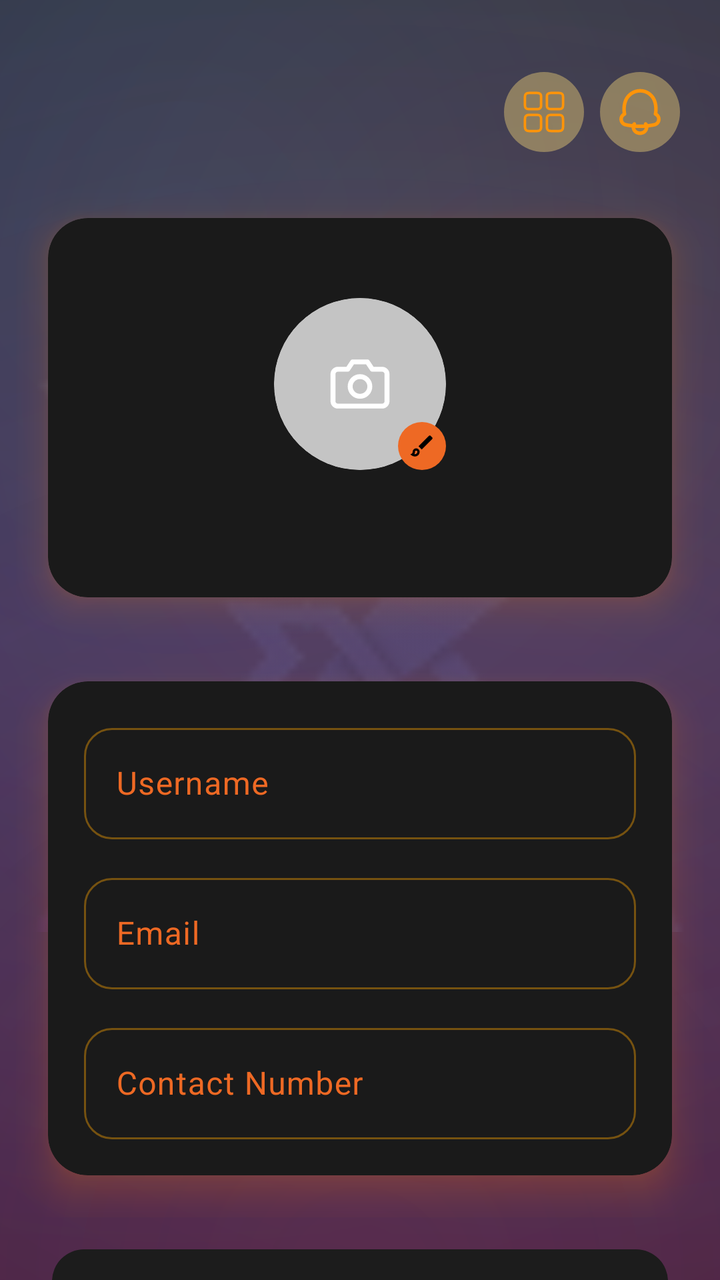
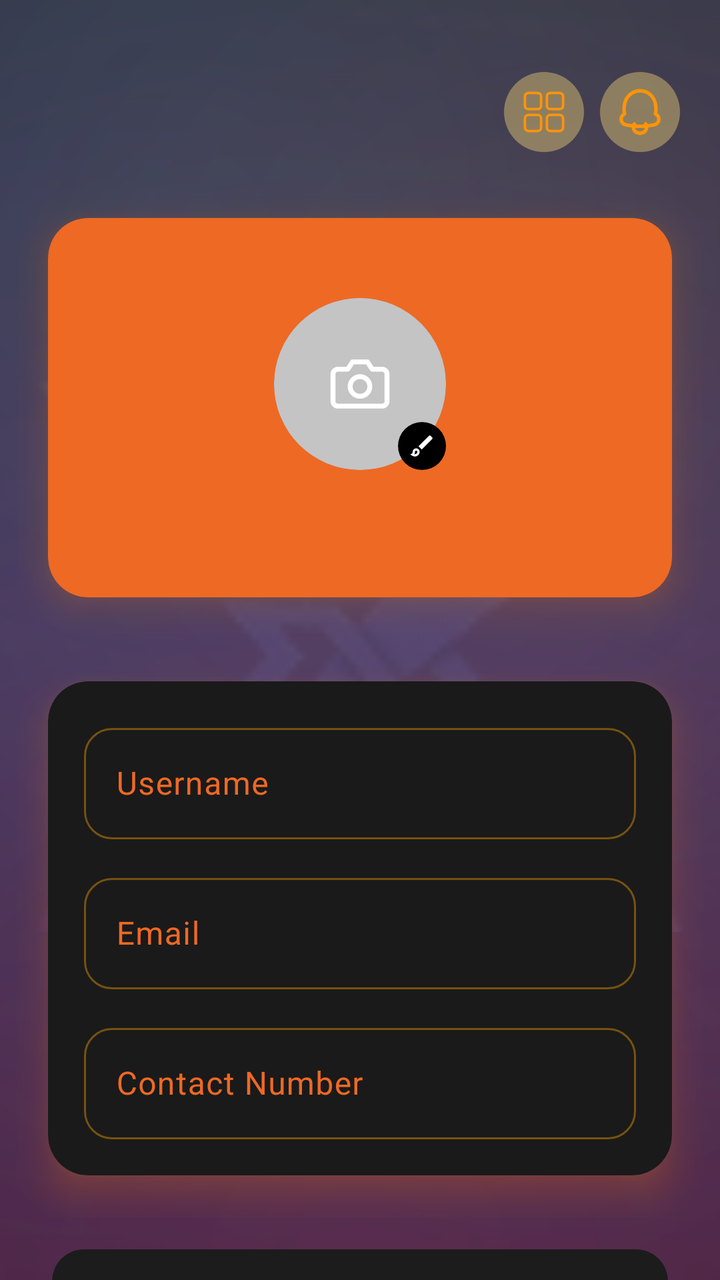

Screens rendered from an Android XML layout before and after an edit, with the pre-edit source and the edit as a unified diff.
<!-- AndroidManifest.xml: application theme Theme.Bitbloom -->
<!-- res/layout/fragment_profile.xml -->
<?xml version="1.0" encoding="utf-8"?>
<androidx.coordinatorlayout.widget.CoordinatorLayout xmlns:android="http://schemas.android.com/apk/res/android"
    xmlns:app="http://schemas.android.com/apk/res-auto"
    android:id="@+id/root"
    android:layout_width="match_parent"
    android:layout_height="match_parent"
    android:background="@drawable/bg_mxg_deposit_gradient">

    <androidx.core.widget.NestedScrollView
        android:id="@+id/scrollContainer"
        android:layout_width="match_parent"
        android:layout_height="match_parent"
        android:fillViewport="true"
        android:scrollbars="none">

        <androidx.constraintlayout.widget.ConstraintLayout
            android:layout_width="match_parent"
            android:layout_height="wrap_content"
            android:paddingTop="24dp"
            android:paddingBottom="24dp">

            
            <androidx.constraintlayout.widget.Guideline
                android:id="@+id/gStart"
                android:layout_width="wrap_content"
                android:layout_height="wrap_content"
                android:orientation="vertical"
                app:layout_constraintGuide_begin="8dp" />

            <androidx.constraintlayout.widget.Guideline
                android:id="@+id/gEnd"
                android:layout_width="wrap_content"
                android:layout_height="wrap_content"
                android:orientation="vertical"
                app:layout_constraintGuide_end="8dp" />

            
            <ImageView
                android:id="@+id/watermark"
                android:layout_width="0dp"
                android:layout_height="560dp"
                android:alpha="0.10"
                android:src="@drawable/logo"
                android:padding="8dp"
                app:layout_constraintEnd_toEndOf="@id/gEnd"
                app:layout_constraintStart_toStartOf="@id/gStart"
                app:layout_constraintTop_toTopOf="parent" />

            
            <androidx.constraintlayout.widget.ConstraintLayout
                android:id="@+id/topbar"
                android:layout_width="0dp"
                android:layout_height="64dp"
                android:paddingEnd="12dp"
                app:layout_constraintEnd_toEndOf="@id/gEnd"
                app:layout_constraintStart_toStartOf="@id/gStart"
                app:layout_constraintTop_toTopOf="parent">

                <LinearLayout
                    android:id="@+id/actionsRight"
                    android:layout_width="wrap_content"
                    android:layout_height="wrap_content"
                    android:orientation="horizontal"
                    app:layout_constraintBottom_toBottomOf="parent"
                    app:layout_constraintEnd_toEndOf="parent"
                    app:layout_constraintTop_toTopOf="parent">

                    <ImageView
                        android:id="@+id/menu"
                        android:layout_width="40dp"
                        android:layout_height="40dp"
                        android:background="@drawable/ic_window"
                        android:padding="8dp" />

                    <ImageView
                        android:id="@+id/notification_ic"
                        android:layout_width="40dp"
                        android:layout_height="40dp"
                        android:layout_marginStart="8dp"
                        android:background="@drawable/ic_bell"
                        android:padding="8dp" />
                </LinearLayout>
            </androidx.constraintlayout.widget.ConstraintLayout>

            
            <FrameLayout
                android:id="@+id/profileShell"
                android:layout_width="0dp"
                android:layout_height="wrap_content"
                app:layout_constraintEnd_toEndOf="@id/gEnd"
                app:layout_constraintStart_toStartOf="@id/gStart"
                app:layout_constraintTop_toBottomOf="@id/topbar">

                <com.google.android.material.card.MaterialCardView
                    android:id="@+id/profileCard"
                    android:layout_width="match_parent"
                    android:layout_height="wrap_content"
                    android:outlineAmbientShadowColor="#FF7B00"
                    android:outlineSpotShadowColor="#FF7B00"
                    android:foreground="@drawable/ripple_dark"
                app:cardBackgroundColor="@color/main_card_color"
                app:cardCornerRadius="20dp"
                app:cardElevation="10dp"
                app:cardMaxElevation="10dp"
                app:cardUseCompatPadding="true"
                app:strokeColor="@android:color/transparent"
                app:strokeWidth="0dp">

                <LinearLayout
                    android:layout_width="match_parent"
                    android:layout_height="wrap_content"
                    android:gravity="center_horizontal"
                    android:orientation="vertical"
                    android:paddingVertical="36dp">

                    
                    <RelativeLayout
                        android:layout_width="wrap_content"
                        android:layout_height="wrap_content"
                        android:layout_marginTop="4dp">

                        <ImageView
                            android:id="@+id/ivAvatar"
                            android:layout_width="86dp"
                            android:layout_height="86dp"
                            android:background="@drawable/circle_bg"
                            android:clipToOutline="true"
                            android:scaleType="centerCrop"
                            android:src="@drawable/camera" />

                        <ImageView
                            android:id="@+id/ivEdit"
                            android:layout_width="24dp"
                            android:layout_height="24dp"
                            android:layout_alignEnd="@id/ivAvatar"
                            android:layout_alignBottom="@id/ivAvatar"
                            android:background="@drawable/circle_orange"
                            android:padding="5dp"
                            android:src="@drawable/ic_edit" />
                    </RelativeLayout>

                    <TextView
                        android:id="@+id/tvEmailTop"
                        android:layout_width="wrap_content"
                        android:layout_height="wrap_content"
                        android:layout_marginTop="10dp"
                        android:text=""
                        android:textColor="@color/orange"
                        android:textSize="13sp"
                        android:textStyle="bold" />
                </LinearLayout>
                </com.google.android.material.card.MaterialCardView>
        </FrameLayout>

        
            <FrameLayout
                android:id="@+id/formShell"
                android:layout_width="0dp"
                android:layout_height="wrap_content"
                app:layout_constraintEnd_toEndOf="@id/gEnd"
                app:layout_constraintStart_toStartOf="@id/gStart"
                app:layout_constraintTop_toBottomOf="@id/profileShell">

                <com.google.android.material.card.MaterialCardView
                    android:id="@+id/formCard"
                    android:layout_width="match_parent"
                    android:layout_height="wrap_content"
                    android:outlineAmbientShadowColor="#FF7B00"
                    android:outlineSpotShadowColor="#FF7B00"
                    app:cardBackgroundColor="@color/main_card_color"
                    app:cardCornerRadius="20dp"
                    app:cardElevation="10dp"
                    app:cardMaxElevation="10dp"
                    app:cardUseCompatPadding="true"
                    app:strokeColor="@android:color/transparent"
                    app:strokeWidth="0dp">

                    <LinearLayout
                        android:layout_width="match_parent"
                        android:layout_height="wrap_content"
                        android:orientation="vertical"
                        android:padding="18dp">

                        
                        <com.google.android.material.textfield.TextInputLayout
                            style="@style/Widget.Bitbloom.TextInput.Profile"
                            android:layout_width="match_parent"
                            android:layout_height="wrap_content"
                            android:layout_marginBottom="14dp"
                            android:hint="@string/fragment_profile_username">

                            <com.google.android.material.textfield.TextInputEditText
                                android:id="@+id/etUsername"
                                android:layout_width="match_parent"
                                android:layout_height="wrap_content"
                                android:inputType="textPersonName"
                                android:textColor="@android:color/white" />
                        </com.google.android.material.textfield.TextInputLayout>

                        
                        <com.google.android.material.textfield.TextInputLayout
                            style="@style/Widget.Bitbloom.TextInput.Profile"
                            android:layout_width="match_parent"
                            android:layout_height="wrap_content"
                            android:layout_marginBottom="14dp"
                            android:hint="@string/fragment_profile_email">

                            <com.google.android.material.textfield.TextInputEditText
                                android:id="@+id/etEmail"
                                android:layout_width="match_parent"
                                android:layout_height="wrap_content"
                                android:inputType="textEmailAddress"
                                android:textColor="@android:color/white" />
                        </com.google.android.material.textfield.TextInputLayout>

                        
                        <com.google.android.material.textfield.TextInputLayout
                            style="@style/Widget.Bitbloom.TextInput.Profile"
                            android:layout_width="match_parent"
                            android:layout_height="wrap_content"
                            android:hint="@string/fragment_profile_contact_number">

                            <com.google.android.material.textfield.TextInputEditText
                                android:id="@+id/etPhone"
                                android:layout_width="match_parent"
                                android:layout_height="wrap_content"
                                android:inputType="phone"
                                android:textColor="@android:color/white" />
                        </com.google.android.material.textfield.TextInputLayout>
                    </LinearLayout>
                </com.google.android.material.card.MaterialCardView>
            </FrameLayout>

            
            <LinearLayout
                android:id="@+id/actionsCol"
                android:layout_width="0dp"
                android:layout_height="wrap_content"
                android:layout_marginTop="16dp"
                android:orientation="vertical"
                app:layout_constraintEnd_toEndOf="@id/gEnd"
                app:layout_constraintStart_toStartOf="@id/gStart"
                app:layout_constraintTop_toBottomOf="@id/formShell">

                <com.google.android.material.button.MaterialButton
                    android:id="@+id/updatePasswordBtn"
                    android:layout_width="match_parent"
                    android:layout_height="56dp"
                    android:layout_marginHorizontal="18dp"
                    android:insetLeft="0dp"
                    android:insetTop="0dp"
                    android:insetRight="0dp"
                    android:insetBottom="0dp"
                    android:text="@string/fragment_profile_change_password"
                    android:textAllCaps="false"
                    android:textColor="@android:color/white"
                    android:textStyle="bold"
                    app:backgroundTint="#1C1C1C"
                    app:cornerRadius="16dp" />

                <View
                    android:layout_width="match_parent"
                    android:layout_height="12dp" />

                <com.google.android.material.button.MaterialButton
                    android:id="@+id/btnUpdate"
                    android:layout_width="match_parent"
                    android:layout_height="56dp"
                    android:layout_marginHorizontal="18dp"
                    android:insetLeft="0dp"
                    android:insetTop="0dp"
                    android:insetRight="0dp"
                    android:insetBottom="0dp"
                    android:text="@string/dialog_options_update"
                    android:textAllCaps="false"
                    android:textColor="@android:color/white"
                    android:textStyle="bold"
                    app:backgroundTint="@color/button_color"
                    app:cornerRadius="16dp" />

                <View
                    android:layout_width="match_parent"
                    android:layout_height="12dp" />

                <com.google.android.material.button.MaterialButton
                    android:id="@+id/btnLogout"
                    android:layout_width="match_parent"
                    android:layout_height="56dp"
                    android:layout_marginHorizontal="18dp"
                    android:insetLeft="0dp"
                    android:insetTop="0dp"
                    android:insetRight="0dp"
                    android:insetBottom="0dp"
                    android:text="@string/log_out"
                    android:textAllCaps="false"
                    android:textColor="@android:color/white"
                    android:textStyle="bold"
                    app:backgroundTint="#1C1C1C"
                    app:cornerRadius="16dp" />
            </LinearLayout>

            
            <Space
                android:layout_width="0dp"
                android:layout_height="120dp"
                app:layout_constraintEnd_toEndOf="@id/gEnd"
                app:layout_constraintStart_toStartOf="@id/gStart"
                app:layout_constraintTop_toBottomOf="@id/actionsCol" />

        </androidx.constraintlayout.widget.ConstraintLayout>
    </androidx.core.widget.NestedScrollView>
</androidx.coordinatorlayout.widget.CoordinatorLayout>
<!-- resources referenced by this layout -->
<resources>
  <color name="button_color">#EE6924</color>
  <color name="main_card_color">#1A1A1A</color>
  <color name="orange">#EE6924</color>
  <!-- drawable circle_bg (drawable) -->
  <?xml version="1.0" encoding="utf-8"?>
  <shape xmlns:android="http://schemas.android.com/apk/res/android"
      android:shape="oval">
  
      <solid android:color="@android:color/darker_gray" /> 
  
  </shape>
  <!-- drawable circle_orange (drawable) -->
  <?xml version="1.0" encoding="utf-8"?>
  <shape xmlns:android="http://schemas.android.com/apk/res/android" android:shape="oval">
      <solid android:color="@color/orange"/>
  </shape>
  <!-- drawable ripple_dark (drawable) -->
  <?xml version="1.0" encoding="utf-8"?>
  <ripple xmlns:android="http://schemas.android.com/apk/res/android"
      android:color="#26FFFFFF">
      <item android:id="@android:id/mask">
          <shape android:shape="rectangle">
              <corners android:radius="20dp"/>
              <solid android:color="#FFFFFFFF"/>
          </shape>
      </item>
  </ripple>
  <string name="dialog_options_update">Update</string>
  <string name="fragment_profile_change_password">Change Password</string>
  <string name="fragment_profile_contact_number">Contact Number</string>
  <string name="fragment_profile_email">Email</string>
  <string name="fragment_profile_username">Username</string>
  <string name="log_out">Log Out</string>
  <style name="Theme.Bitbloom" parent="Base.Theme.Bitbloom">
          
          <item name="editTextStyle">@style/Widget.MXG.EditText.WhiteCursor</item>
          <item name="android:editTextStyle">@style/Widget.MXG.EditText.WhiteCursor</item>
  
          
          <item name="android:textCursorDrawable">@drawable/cursor_white</item>
      </style>
  <style name="Base.Theme.Bitbloom" parent="Theme.Material3.DayNight.NoActionBar">
          <item name="android:statusBarColor">@color/mxg_black</item>
          <item name="colorPrimary">@color/mxg_white</item>
          <item name="android:navigationBarColor">@color/mxg_black</item>
          <item name="android:datePickerDialogTheme">@style/BitbloomDatePickerTheme</item>
      </style>
  <style name="Widget.MXG.EditText.WhiteCursor" parent="Widget.AppCompat.EditText">
          <item name="android:textCursorDrawable">@drawable/cursor_white</item>
      </style>
  <!-- drawable cursor_white (drawable) -->
  <?xml version="1.0" encoding="utf-8"?>
  <shape xmlns:android="http://schemas.android.com/apk/res/android">
      <size android:width="2dp"/>
      <solid android:color="@android:color/white"/>
      <corners android:radius="1dp"/>
  </shape>
  <color name="mxg_black">#000000</color>
  <color name="mxg_white">#FFFFFF</color>
  <style name="BitbloomDatePickerTheme" parent="ThemeOverlay.MaterialComponents.MaterialAlertDialog">
          <item name="colorAccent">@color/status_bar_color</item> 
          <item name="android:headerBackground">@color/light_status_bar_color
          </item> 
          <item name="android:colorControlHighlight">@color/status_bar_color
          </item> 
          <item name="android:colorControlActivated">@color/status_bar_color
          </item> 
          <item name="android:textColorPrimaryInverse">@color/white</item> 
          <item name="android:textColor">@color/status_bar_color</item> 
          <item name="android:textColorPrimary">?attr/colorOnBackground</item> 
      </style>
  <color name="status_bar_color">#EE6924</color>
  <color name="light_status_bar_color">#EE6924</color>
  <color name="white">#FFFFFFFF</color>
  <!-- unchanged entries left out for length: 7 -->
</resources>

<!-- the commit's change to res/layout/fragment_profile.xml (unified diff, before → after) -->
@@ -98,7 +98,7 @@
                     android:outlineAmbientShadowColor="#FF7B00"
                     android:outlineSpotShadowColor="#FF7B00"
                     android:foreground="@drawable/ripple_dark"
-                app:cardBackgroundColor="@color/main_card_color"
+                app:cardBackgroundColor="@color/orange"
                 app:cardCornerRadius="20dp"
                 app:cardElevation="10dp"
                 app:cardMaxElevation="10dp"
@@ -136,7 +136,8 @@
                             android:layout_alignBottom="@id/ivAvatar"
                             android:background="@drawable/circle_orange"
                             android:padding="5dp"
-                            android:src="@drawable/ic_edit" />
+                            android:src="@drawable/ic_edit"
+                            app:tint="@color/white" />
                     </RelativeLayout>
 
                     <TextView
<!-- resource entries referenced after the edit -->
@@ -14,7 +14,7 @@
   <!-- drawable circle_orange (drawable) -->
   <?xml version="1.0" encoding="utf-8"?>
   <shape xmlns:android="http://schemas.android.com/apk/res/android" android:shape="oval">
-      <solid android:color="@color/orange"/>
+      <solid android:color="@color/black"/>
   </shape>
   <!-- drawable ripple_dark (drawable) -->
   <?xml version="1.0" encoding="utf-8"?>
@@ -41,6 +41,7 @@
           
           <item name="android:textCursorDrawable">@drawable/cursor_white</item>
       </style>
+  <color name="black">#FF000000</color>
   <style name="Base.Theme.Bitbloom" parent="Theme.Material3.DayNight.NoActionBar">
           <item name="android:statusBarColor">@color/mxg_black</item>
           <item name="colorPrimary">@color/mxg_white</item>
